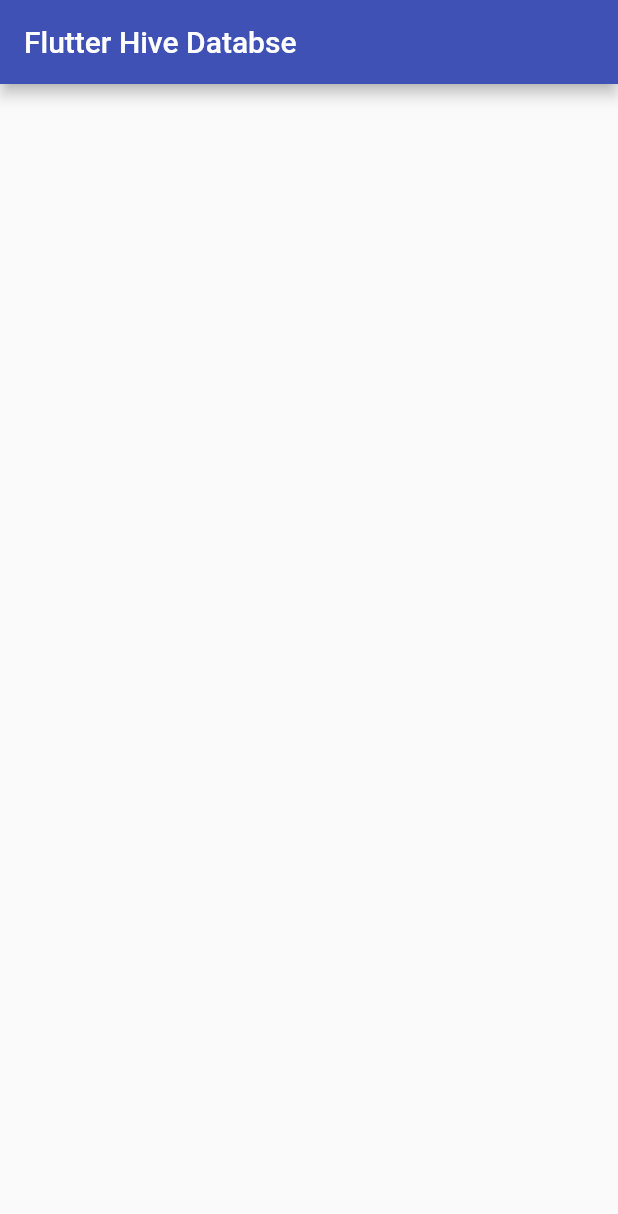
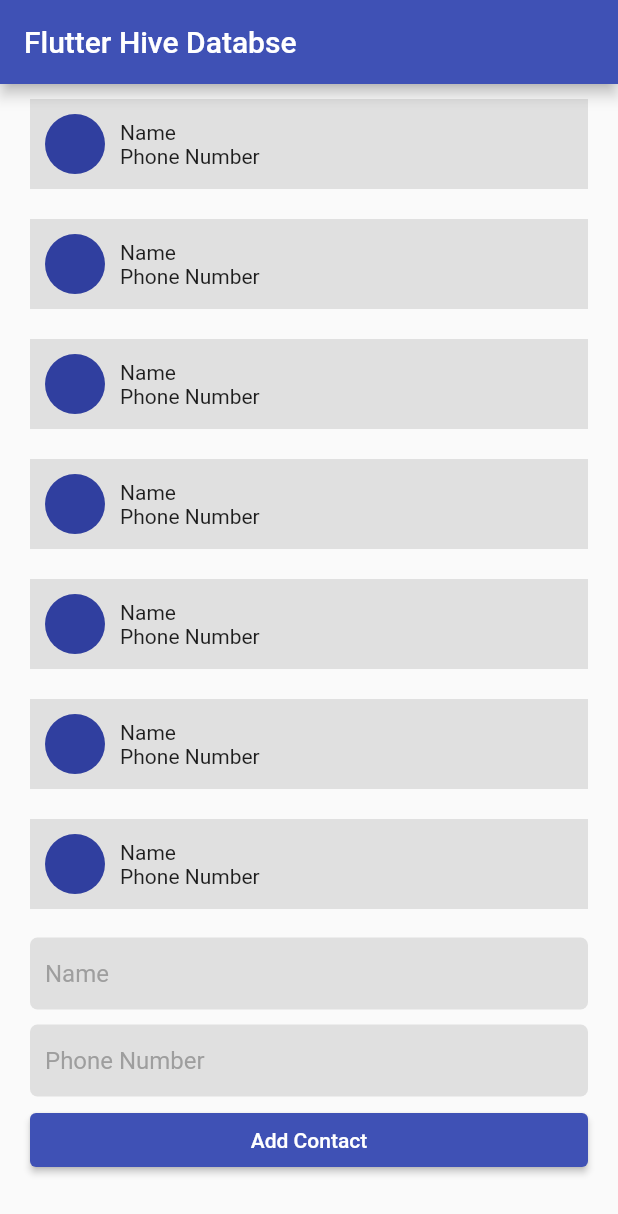
Before and after one commit to nirmal-mazhuvanpilly/flutter_hive_database, a Flutter app: the screen it shows after launch, on a phone screen of 412 x 824 dp. Shown: the top 1214 px of the screen. Run offline on Flutter 3.47's test engine with Material 2 defaults, Android fonts, the phone set to English and light mode, and no system bars.

Commit message:
UI implemented

```diff
--- /dev/null
+++ b/lib/add_contact.dart
@@ -0,0 +1,92 @@
+import 'package:flutter/material.dart';
+
+class AddContact extends StatefulWidget {
+  const AddContact({
+    Key? key,
+  }) : super(key: key);
+
+  @override
+  State<AddContact> createState() => _AddContactState();
+}
+
+class _AddContactState extends State<AddContact> {
+  final TextEditingController _nameController = TextEditingController();
+  final TextEditingController _numberController = TextEditingController();
+
+  @override
+  void dispose() {
+    _nameController.dispose();
+    _numberController.dispose();
+    super.dispose();
+  }
+
+  Future<void> _addContact() async {}
+
+  @override
+  Widget build(BuildContext context) {
+    return Container(
+      padding: const EdgeInsets.only(left: 20, right: 20, bottom: 40),
+      child: Column(
+        crossAxisAlignment: CrossAxisAlignment.stretch,
+        children: [
+          Container(
+            margin: const EdgeInsets.symmetric(vertical: 5),
+            decoration: BoxDecoration(
+                color: Colors.grey.shade300,
+                borderRadius: BorderRadius.circular(5)),
+            child: TextFormField(
+              controller: _nameController,
+              decoration: const InputDecoration(
+                contentPadding: EdgeInsets.symmetric(horizontal: 10),
+                hintText: "Name",
+                hintStyle: TextStyle(color: Colors.grey),
+                errorBorder: InputBorder.none,
+                border: InputBorder.none,
+                enabledBorder: InputBorder.none,
+                focusedBorder: InputBorder.none,
+                disabledBorder: InputBorder.none,
+                focusedErrorBorder: InputBorder.none,
+              ),
+            ),
+          ),
+          Container(
+            margin: const EdgeInsets.symmetric(vertical: 5),
+            decoration: BoxDecoration(
+                color: Colors.grey.shade300,
+                borderRadius: BorderRadius.circular(5)),
+            child: TextFormField(
+              controller: _numberController,
+              decoration: const InputDecoration(
+                contentPadding: EdgeInsets.symmetric(horizontal: 10),
+                hintText: "Phone Number",
+                hintStyle: TextStyle(color: Colors.grey),
+                errorBorder: InputBorder.none,
+                border: InputBorder.none,
+                enabledBorder: InputBorder.none,
+                focusedBorder: InputBorder.none,
+                disabledBorder: InputBorder.none,
+                focusedErrorBorder: InputBorder.none,
+              ),
+            ),
+          ),
+          ElevatedButton(
+              onPressed: () {
+                if (_nameController.text.isNotEmpty ||
+                    _numberController.text.isNotEmpty) {
+                  _addContact().then((value) {
+                    _nameController.clear();
+                    _numberController.clear();
+                  });
+                } else {
+                  const SnackBar snackBar = SnackBar(
+                    content: Text('Name & Phone number cannot be empty!'),
+                  );
+                  ScaffoldMessenger.of(context).showSnackBar(snackBar);
+                }
+              },
+              child: const Text("Add Contact"))
+        ],
+      ),
+    );
+  }
+}
--- /dev/null
+++ b/lib/contact_list.dart
@@ -0,0 +1,40 @@
+import 'package:flutter/material.dart';
+
+class ContactList extends StatelessWidget {
+  const ContactList({
+    Key? key,
+  }) : super(key: key);
+
+  @override
+  Widget build(BuildContext context) {
+    return Expanded(
+      child: ListView(
+        physics: const BouncingScrollPhysics(),
+        children: List.generate(
+          10,
+          (index) => Container(
+            margin:
+                const EdgeInsets.symmetric(horizontal: 20, vertical: 10),
+            padding:
+                const EdgeInsets.symmetric(horizontal: 10, vertical: 10),
+            color: Colors.grey.shade300,
+            child: Row(
+              children: [
+                const CircleAvatar(),
+                const SizedBox(width: 10),
+                Column(
+                  mainAxisAlignment: MainAxisAlignment.center,
+                  crossAxisAlignment: CrossAxisAlignment.start,
+                  children: const [
+                    Text("Name"),
+                    Text("Phone Number"),
+                  ],
+                )
+              ],
+            ),
+          ),
+        ),
+      ),
+    );
+  }
+}
--- a/lib/main.dart
+++ b/lib/main.dart
@@ -1,4 +1,6 @@
 import 'package:flutter/material.dart';
+import 'package:flutter_hive_database/add_contact.dart';
+import 'package:flutter_hive_database/contact_list.dart';
 
 void main() {
   runApp(const MyApp());
@@ -34,7 +36,12 @@
       appBar: AppBar(
         title: Text(widget.title),
       ),
-      body: const Center(),
+      body: Column(
+        children: const [
+          ContactList(),
+          AddContact(),
+        ],
+      ),
     );
   }
 }
```
